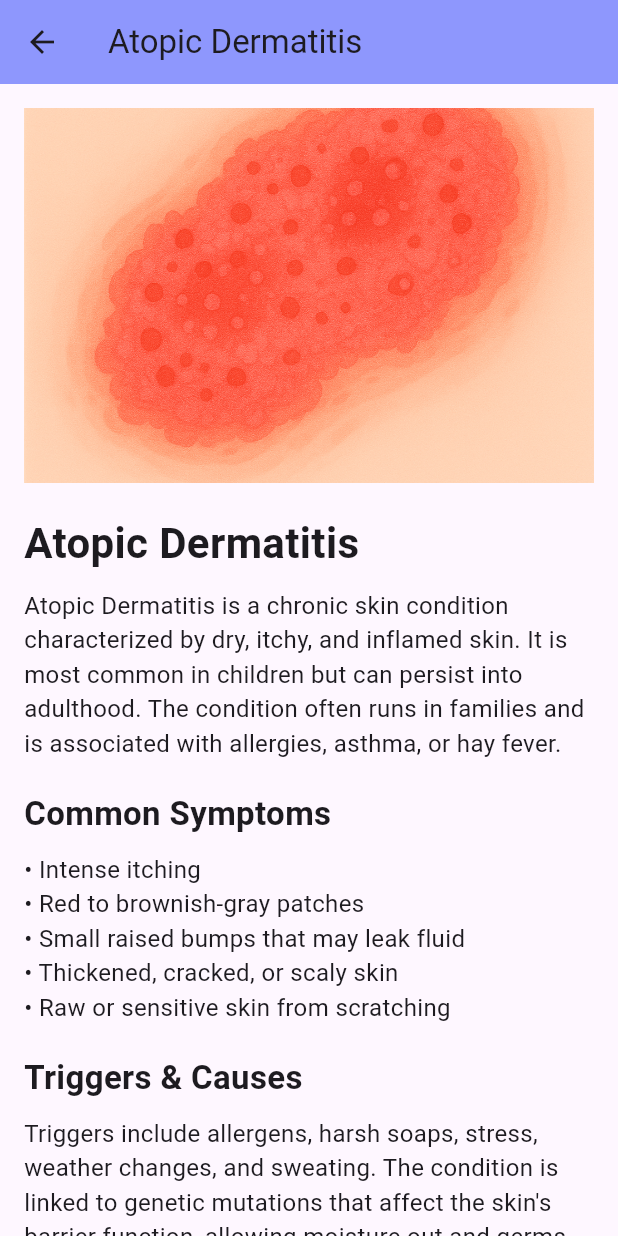
After one commit to elsheikh33/derma_scan, a Flutter app: the AtopicDermatitisPage screen opened by its route, on a phone screen of 412 x 824 dp. The commit adds this screen. Run offline on Flutter 3.47's test engine with Material 3 defaults, Android fonts, the light colour scheme and no system bars; our stand-ins replace animated_text_kit, cloud_firestore, connectivity_plus, firebase_auth, firebase_core, fluttertoast and 3 more; accounts and stored records are empty.

Commit message:
zabat el messages

```diff
--- /dev/null
+++ b/lib/DiseasesDescription/AtopicDermatitisPage.dart
@@ -0,0 +1,84 @@
+import 'package:flutter/material.dart';
+
+class AtopicDermatitisPage extends StatelessWidget {
+  @override
+  Widget build(BuildContext context) {
+    return Scaffold(
+      appBar: AppBar(
+        title: Text('Atopic Dermatitis'),
+        backgroundColor: Color(0xFF8E97FD),
+      ),
+      body: SingleChildScrollView(
+        padding: EdgeInsets.all(16),
+        child: Column(
+          crossAxisAlignment: CrossAxisAlignment.start,
+          children: [
+            Image.asset(
+              'assets/atopic_dermatitis.png',
+              height: 250,
+              width: double.infinity,
+              fit: BoxFit.cover,
+            ),
+            SizedBox(height: 20),
+            Text(
+              'Atopic Dermatitis',
+              style: TextStyle(
+                fontSize: 28,
+                fontWeight: FontWeight.bold,
+              ),
+            ),
+            SizedBox(height: 10),
+            Text(
+              'Atopic Dermatitis is a chronic skin condition characterized by dry, itchy, and inflamed skin. It is most common in children but can persist into adulthood. The condition often runs in families and is associated with allergies, asthma, or hay fever.',
+              style: TextStyle(fontSize: 16),
+            ),
+            SizedBox(height: 20),
+            Text(
+              'Common Symptoms',
+              style: TextStyle(
+                fontSize: 22,
+                fontWeight: FontWeight.bold,
+              ),
+            ),
+            SizedBox(height: 10),
+            Text(
+              '• Intense itching\n'
+                  '• Red to brownish-gray patches\n'
+                  '• Small raised bumps that may leak fluid\n'
+                  '• Thickened, cracked, or scaly skin\n'
+                  '• Raw or sensitive skin from scratching',
+              style: TextStyle(fontSize: 16),
+            ),
+            SizedBox(height: 20),
+            Text(
+              'Triggers & Causes',
+              style: TextStyle(
+                fontSize: 22,
+                fontWeight: FontWeight.bold,
+              ),
+            ),
+            SizedBox(height: 10),
+            Text(
+              'Triggers include allergens, harsh soaps, stress, weather changes, and sweating. The condition is linked to genetic mutations that affect the skin\'s barrier function, allowing moisture out and germs in.',
+              style: TextStyle(fontSize: 16),
+            ),
+            SizedBox(height: 20),
+            Text(
+              'Management & Treatment',
+              style: TextStyle(
+                fontSize: 22,
+                fontWeight: FontWeight.bold,
+              ),
+            ),
+            SizedBox(height: 10),
+            Text(
+              'Treatment focuses on relieving symptoms. It includes daily moisturizing, topical corticosteroids, avoiding known triggers, and using antihistamines or immunosuppressants in severe cases. Consistency in skincare is key.',
+              style: TextStyle(fontSize: 16),
+            ),
+            SizedBox(height: 20),
+          ],
+        ),
+      ),
+    );
+  }
+}
--- a/lib/main.dart
+++ b/lib/main.dart
@@ -18,6 +18,9 @@ import 'package:grad/screens/Splash_screen.dart';
 import 'package:grad/screens/Welcome_page.dart';
 import 'package:provider/provider.dart';
 import 'Controller/dependency_injection.dart';
+import 'DiseasesDescription/AtopicDermatitisPage.dart';
+import 'DiseasesDescription/BasalCellCarcinomaPage.dart';
+import 'DiseasesDescription/MelanomaPage.dart';
 import 'config/Provider/auth_provider.dart';
 
 void main() async {
@@ -73,6 +76,9 @@ class MyApp extends StatelessWidget {
         'warts': (context) => WartsPage(),
         'urticaria': (context) => UrticariaPage(),
         'vitiligo': (context) => VitiligoPage(),
+        'atopic_dermatitis': (context) => AtopicDermatitisPage(),
+        'basal_cell_carcinoma': (context) => BasalCellCarcinomaPage(),
+        'melanoma': (context) => MelanomaPage(),
       }
     );
   }
--- a/lib/screens/Main_page.dart
+++ b/lib/screens/Main_page.dart
@@ -143,6 +143,10 @@ class DiseaseGridView extends StatelessWidget {
     {'name': 'Bruise', 'image': 'assets/Bruiseimage.png'},
     {'name': 'Acne', 'image': 'assets/Acneimage.png'},
     {'name': 'Vitiligo', 'image': 'assets/Vitiligoimage.png'},
+    {'name': 'Dermatitis', 'image': 'assets/atopic_dermatitis.png'},
+    {'name': 'Basal Cell', 'image': 'assets/BasalCellCarcinomaImage.png'},
+    {'name': 'Melanoma', 'image': 'assets/melanomaImage.png'},
+
   ];
 
   @override
@@ -198,6 +202,15 @@ class DiseaseGridView extends StatelessWidget {
                       case 'Vitiligo':
                         routeName = 'vitiligo';
                         break;
+                      case 'Atopic Dermatitis':
+                        routeName = 'atopic_dermatitis';
+                        break;
+                      case 'BasalCellCarcinoma':
+                        routeName = 'basal_cell_carcinoma';
+                        break;
+                      case 'Melanoma':
+                        routeName = 'melanoma';
+                        break;
                       default:
                         routeName = '';
                     }
```
Also changed, not shown: lib/DiseasesDescription/BasalCellCarcinomaPage.dart (added, +84 -0 lines), lib/DiseasesDescription/BruisePage.dart (added, +87 -0 lines), lib/DiseasesDescription/MelanomaPage.dart (added, +84 -0 lines), assets/BasalCellCarcinomaImage.png (added), assets/atopic_dermatitis.png (added), assets/melanomaImage.png (added).
